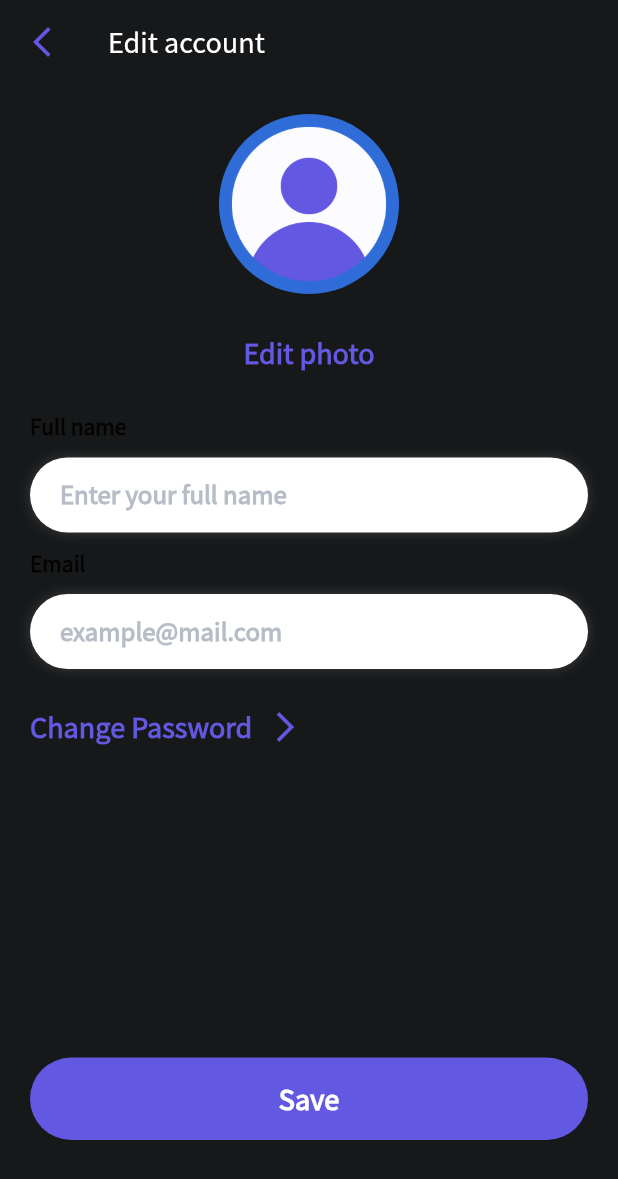
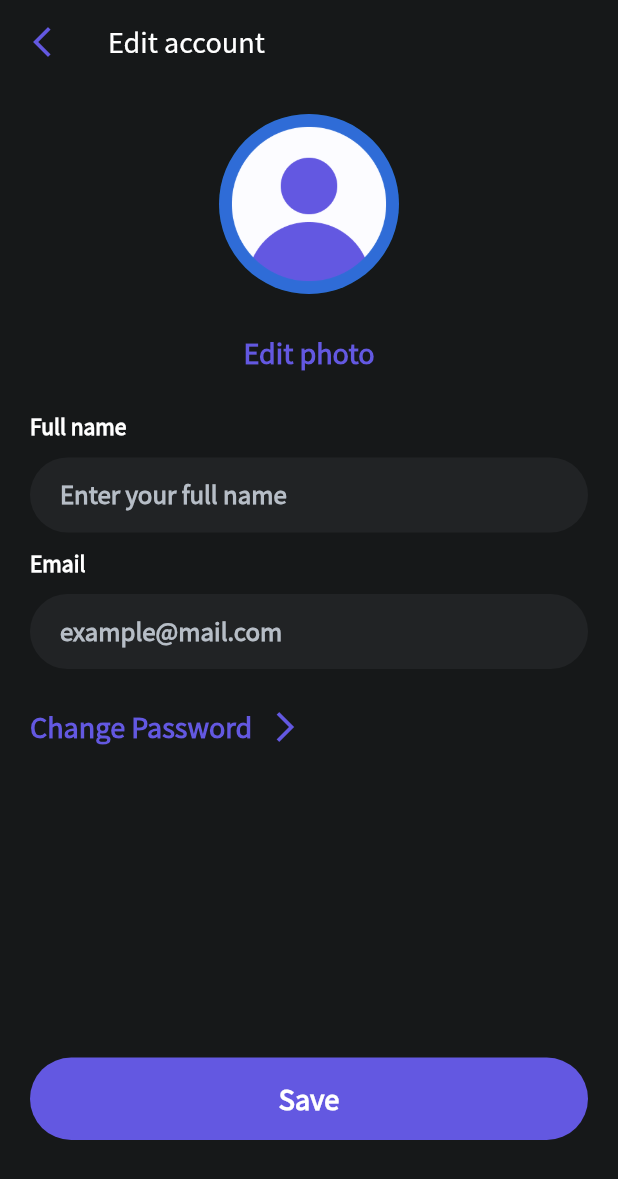
Before and after one commit to ultrasenses/fitboard, a Flutter app: the SettingsScreen screen opened directly, after a tap on the "edit" icon, on a phone screen of 412 x 824 dp. Shown: the top 1179 px of the screen. Run offline on Flutter 3.47's test engine with Material 2 defaults, Android fonts, the phone set to English and light mode, and no system bars; our stand-ins replace bloc, chewie, dots_indicator, firebase_auth, firebase_core, firebase_storage and 8 more; missing offline and left inert: custom_timer; accounts and stored records are empty.

Commit message:
[FITBOARD-1] feat: change styles for dark theme

```diff
--- a/lib/core/const/color_constants.dart
+++ b/lib/core/const/color_constants.dart
@@ -6,7 +6,7 @@ class ColorConstants {
   static const textBlack = Color(0xFF1F2022);
   static const textGrey = Color(0xFF8F98A3);
 
-  static const textFieldBackground = Color(0xFFFBFCFF);
+  static const textFieldBackground = Color(0xFF212325);
   static const textFieldBorder = Color(0xFFB9BBC5);
 
   static const primaryColor = Color(0xFF6358E1);
@@ -15,7 +15,7 @@ class ColorConstants {
   static const grey = Color(0xFFB6BDC6);
   static const loadingBlack = Color(0x80000000);
 
-  static const disabledColor = Color(0xFFE1E1E5);
+  static const disabledColor = Color.fromARGB(255, 62, 62, 64);
   static const errorColor = Color(0xFFF25252);
 
   static const homeBackgroundColor = Color.fromRGBO(252, 252, 252, 1);
--- a/lib/screens/change_password/change_password_page.dart
+++ b/lib/screens/change_password/change_password_page.dart
@@ -85,7 +85,7 @@ class _ChangePasswordScreenState extends State<ChangePasswordScreen> {
             height: height - 140 - MediaQuery.of(context).padding.bottom,
             child: Column(crossAxisAlignment: CrossAxisAlignment.start, children: [
               const SizedBox(height: 15),
-              const Text(TextConstants.newPassword, style: TextStyle(fontWeight: FontWeight.w600)),
+              const Text(TextConstants.newPassword, style: TextStyle(fontWeight: FontWeight.w600, color: ColorConstants.textWhite)),
               SettingsContainer(
                 child: SettingsTextField(
                   controller: _newPassController,
@@ -95,7 +95,7 @@ class _ChangePasswordScreenState extends State<ChangePasswordScreen> {
               ),
               if (isNewPassInvalid) const Text(TextConstants.passwordErrorText, style: TextStyle(color: ColorConstants.errorColor)),
               const SizedBox(height: 10),
-              const Text(TextConstants.confirmPassword, style: TextStyle(fontWeight: FontWeight.w600)),
+              const Text(TextConstants.confirmPassword, style: TextStyle(fontWeight: FontWeight.w600, color: ColorConstants.textWhite)),
               SettingsContainer(
                 child: SettingsTextField(
                   controller: _confirmPassController,
--- a/lib/screens/common_widgets/fitness_text_field.dart
+++ b/lib/screens/common_widgets/fitness_text_field.dart
@@ -148,7 +148,7 @@ class _FitnessTextFieldState extends State<FitnessTextField> {
           fontSize: 16,
         ),
         filled: true,
-        fillColor: ColorConstants.textFieldBackground,
+        fillColor: ColorConstants.darkModeCardColor,
       ),
       onChanged: (text) {
         setState(() {});
--- a/lib/screens/common_widgets/settings_container.dart
+++ b/lib/screens/common_widgets/settings_container.dart
@@ -17,8 +17,7 @@ class SettingsContainer extends StatelessWidget {
         height: 50,
         decoration: BoxDecoration(
           borderRadius: BorderRadius.circular(40),
-          color: ColorConstants.white,
-          boxShadow: [BoxShadow(color: ColorConstants.textWhite.withOpacity(0.12), blurRadius: 5.0, spreadRadius: 1.1)],
+          color: ColorConstants.darkModeCardColor,
         ),
         child: Material(
           color: Colors.transparent,
--- a/lib/screens/common_widgets/settings_textfield.dart
+++ b/lib/screens/common_widgets/settings_textfield.dart
@@ -66,7 +66,7 @@ class _SettingsTextFieldState extends State<SettingsTextField> {
       focusNode: focusNode,
       controller: widget.controller,
       obscureText: stateObscureText,
-      style: const TextStyle(fontWeight: FontWeight.w600),
+      style: const TextStyle(fontWeight: FontWeight.w600, color: ColorConstants.grey),
       decoration: InputDecoration(
         hintText: widget.placeHolder,
         hintStyle: const TextStyle(color: ColorConstants.grey, fontSize: 16),
--- a/lib/screens/edit_account/edit_account_screen.dart
+++ b/lib/screens/edit_account/edit_account_screen.dart
@@ -121,7 +121,7 @@ class _EditAccountScreenState extends State<EditAccountScreen> {
               const SizedBox(height: 15),
               const Text(
                 TextConstants.fullName,
-                style: TextStyle(fontWeight: FontWeight.w600),
+                style: TextStyle(fontWeight: FontWeight.w600, color: ColorConstants.textWhite),
               ),
               SettingsContainer(
                   child: SettingsTextField(
@@ -132,7 +132,7 @@ class _EditAccountScreenState extends State<EditAccountScreen> {
                 const Text(TextConstants.nameShouldContain2Char,
                     style: TextStyle(color: ColorConstants.errorColor)),
               const Text(TextConstants.email,
-                  style: TextStyle(fontWeight: FontWeight.w600)),
+                  style: TextStyle(fontWeight: FontWeight.w600, color: ColorConstants.textWhite)),
               SettingsContainer(
                   child: SettingsTextField(
                 controller: _emailController,
--- a/lib/screens/forgot_password/widget/forgot_password_content.dart
+++ b/lib/screens/forgot_password/widget/forgot_password_content.dart
@@ -24,7 +24,7 @@ class _ForgotPasswordContentState extends State<ForgotPasswordContent> {
     return Container(
       height: double.infinity,
       width: double.infinity,
-      color: ColorConstants.white,
+      color: ColorConstants.darkModeBackgroundColor,
       child: Stack(
         children: [
           _createMainData(context),
--- a/lib/screens/home/widget/home_content.dart
+++ b/lib/screens/home/widget/home_content.dart
@@ -184,7 +184,7 @@ class HomeContent extends StatelessWidget {
                 Text(
                   TextConstants.profileSuccessful,
                   style: TextStyle(
-                    color: ColorConstants.textWhite,
+                    color: ColorConstants.grey,
                     fontSize: 16,
                   ),
                   overflow: TextOverflow.ellipsis,
--- a/lib/screens/reminder/widget/reminder_content.dart
+++ b/lib/screens/reminder/widget/reminder_content.dart
@@ -13,7 +13,7 @@ class ReminderContent extends StatelessWidget {
     return Container(
       width: double.infinity,
       height: double.infinity,
-      color: ColorConstants.white,
+      color: ColorConstants.darkModeBackgroundColor,
       child: _createDetailedReminder(context),
     );
   }
@@ -46,6 +46,7 @@ class ReminderContent extends StatelessWidget {
       style: TextStyle(
         fontSize: 18,
         fontWeight: FontWeight.w600,
+        color: ColorConstants.textWhite
       ),
     );
   }
@@ -65,7 +66,7 @@ class ReminderContent extends StatelessWidget {
 
   Widget _createRepeating() {
     return const Text(TextConstants.repeating,
-        style: TextStyle(fontSize: 18, fontWeight: FontWeight.w600));
+        style: TextStyle(fontSize: 18, fontWeight: FontWeight.w600, color: ColorConstants.textWhite));
   }
 
   Widget _createDayRepeating(BuildContext context) {
--- a/lib/screens/settings/settings_screen.dart
+++ b/lib/screens/settings/settings_screen.dart
@@ -79,27 +79,27 @@ class _SettingsScreenState extends State<SettingsScreen> {
                   child: const Icon(Icons.edit, color: ColorConstants.primaryColor)),
             ]),
             const SizedBox(height: 15),
-            Text(displayName, style: const TextStyle(fontSize: 24, fontWeight: FontWeight.bold)),
+            Text(displayName, style: const TextStyle(fontSize: 24, fontWeight: FontWeight.bold, color: ColorConstants.textWhite)),
             const SizedBox(height: 15),
             SettingsContainer(
               withArrow: true,
               onTap: () {
                 Navigator.push(context, MaterialPageRoute(builder: (_) => const ReminderPage()));
               },
-              child: const Text(TextConstants.reminder, style: TextStyle(fontSize: 17, fontWeight: FontWeight.w500)),
+              child: const Text(TextConstants.reminder, style: TextStyle(fontSize: 17, fontWeight: FontWeight.w500, color: ColorConstants.textWhite)),
             ),
             if (!kIsWeb)
               SettingsContainer(
                 child: Text(TextConstants.rateUsOn + (Platform.isIOS ? 'App store' : 'Play market'),
-                    style: const TextStyle(fontSize: 17, fontWeight: FontWeight.w500)),
+                    style: const TextStyle(fontSize: 17, fontWeight: FontWeight.w500, color: ColorConstants.textWhite)),
                 onTap: () {
                   return launch(Platform.isIOS ? 'https://www.apple.com/app-store/' : 'https://play.google.com/store');
                 },
               ),
             SettingsContainer(
-                onTap: () => launch('https://perpet.io/'), child: const Text(TextConstants.terms, style: TextStyle(fontSize: 17, fontWeight: FontWeight.w500))),
+                onTap: () => launch('https://fitboard.space/'), child: const Text(TextConstants.terms, style: TextStyle(fontSize: 17, fontWeight: FontWeight.w500, color: ColorConstants.textWhite))),
             SettingsContainer(
-                child: const Text(TextConstants.signOut, style: TextStyle(fontSize: 17, fontWeight: FontWeight.w500)),
+                child: const Text(TextConstants.signOut, style: TextStyle(fontSize: 17, fontWeight: FontWeight.w500, color: ColorConstants.textWhite)),
                 onTap: () {
                   AuthService.signOut();
                   Navigator.pushReplacement(
@@ -108,22 +108,22 @@ class _SettingsScreenState extends State<SettingsScreen> {
                   );
                 }),
             const SizedBox(height: 15),
-            const Text(TextConstants.joinUs, style: TextStyle(fontSize: 18, fontWeight: FontWeight.w600)),
+            const Text(TextConstants.joinUs, style: TextStyle(fontSize: 18, fontWeight: FontWeight.w600, color: ColorConstants.textWhite)),
             const SizedBox(height: 15),
             Row(
               mainAxisAlignment: MainAxisAlignment.center,
               children: [
                 TextButton(
                     onPressed: () => launch('https://www.facebook.com/perpetio/'),
-                    style: TextButton.styleFrom(shape: const CircleBorder(), backgroundColor: Colors.white, elevation: 1),
+                    style: TextButton.styleFrom(shape: const CircleBorder(), backgroundColor: ColorConstants.darkModeCardColor, elevation: 1),
                     child: Image.asset(PathConstants.facebook)),
                 TextButton(
                     onPressed: () => launch('https://www.instagram.com/perpetio/'),
-                    style: TextButton.styleFrom(shape: const CircleBorder(), backgroundColor: Colors.white, elevation: 1),
+                    style: TextButton.styleFrom(shape: const CircleBorder(), backgroundColor: ColorConstants.darkModeCardColor, elevation: 1),
                     child: Image.asset(PathConstants.instagram)),
                 TextButton(
                     onPressed: () => launch('https://twitter.com/perpetio'),
-                    style: TextButton.styleFrom(shape: const CircleBorder(), backgroundColor: Colors.white, elevation: 1),
+                    style: TextButton.styleFrom(shape: const CircleBorder(), backgroundColor: ColorConstants.darkModeCardColor, elevation: 1),
                     child: Image.asset(PathConstants.twitter)),
               ],
             )
--- a/lib/screens/sign_in/widget/sign_in_content.dart
+++ b/lib/screens/sign_in/widget/sign_in_content.dart
@@ -18,7 +18,7 @@ class SignInContent extends StatelessWidget {
     return Container(
       height: double.infinity,
       width: double.infinity,
-      color: ColorConstants.white,
+      color: ColorConstants.darkModeBackgroundColor,
       child: Stack(
         children: [
           _createMainData(context),
--- a/lib/screens/sign_up/widget/sign_up_content.dart
+++ b/lib/screens/sign_up/widget/sign_up_content.dart
@@ -21,7 +21,7 @@ class SignUpContent extends StatelessWidget {
       child: Container(
         width: double.infinity,
         height: double.infinity,
-        color: ColorConstants.white,
+        color: ColorConstants.darkModeBackgroundColor,
         child: Stack(
           children: [
             _createMainData(context),
--- a/lib/screens/workout_details_screen/widget/panel/workout_details_panel.dart
+++ b/lib/screens/workout_details_screen/widget/panel/workout_details_panel.dart
@@ -1,3 +1,4 @@
+import 'package:ultrasenses_fitboard/core/const/color_constants.dart';
 import 'package:ultrasenses_fitboard/core/const/path_constants.dart';
 import 'package:ultrasenses_fitboard/core/const/text_constants.dart';
 import 'package:ultrasenses_fitboard/data/workout_data.dart';
@@ -49,6 +50,7 @@ class WorkoutDetailsPanel extends StatelessWidget {
         style: const TextStyle(
           fontSize: 24,
           fontWeight: FontWeight.bold,
+          color: ColorConstants.textWhite
         ),
       ),
     );
--- a/lib/screens/workout_details_screen/widget/workout_details_body.dart
+++ b/lib/screens/workout_details_screen/widget/workout_details_body.dart
@@ -14,7 +14,7 @@ class WorkoutDetailsBody extends StatelessWidget {
     return Container(
       height: double.infinity,
       width: double.infinity,
-      color: ColorConstants.white,
+      color: ColorConstants.darkModeBackgroundColor,
       child: Stack(
         children: [
           _createImage(),
--- a/lib/screens/workout_details_screen/widget/workout_details_content.dart
+++ b/lib/screens/workout_details_screen/widget/workout_details_content.dart
@@ -15,7 +15,7 @@ class WorkoutDetailsContent extends StatelessWidget {
     return Container(
       height: double.infinity,
       width: double.infinity,
-      color: ColorConstants.white,
+      color: ColorConstants.darkModeBackgroundColor,
       child: _createSlidingUpPanel(context),
     );
   }
@@ -27,6 +27,7 @@ class WorkoutDetailsContent extends StatelessWidget {
       minHeight: MediaQuery.of(context).size.height * 0.65,
       maxHeight: MediaQuery.of(context).size.height * 0.87,
       isDraggable: true,
+      color: ColorConstants.darkModeBackgroundColor,
       borderRadius: const BorderRadius.only(
         topLeft: Radius.circular(50),
         topRight: Radius.circular(50),
```
Also changed, not shown: lib/screens/start_workout/widget/start_workout_content.dart (+48 -15 lines), lib/screens/workout_details_screen/widget/panel/exercises_list.dart (+2 -9 lines).
